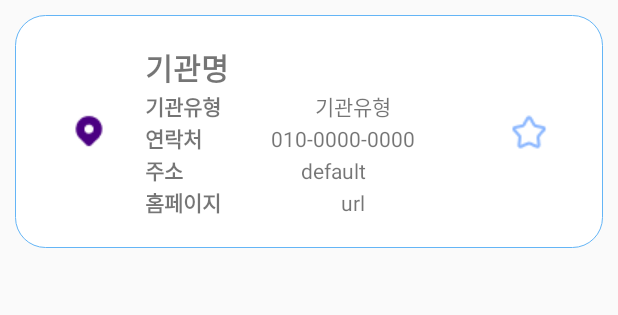
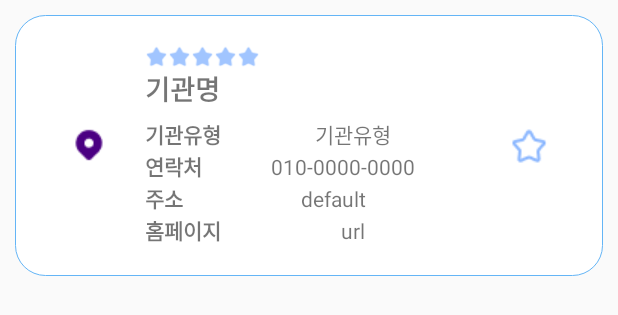
Before and after one commit to pumfit/MindCareApp, an Android app: the layout maplist_item.xml on its own in the app's theme, with its tools: preview values and no code run, on a phone screen of 412 x 824 dp. Shown: the top 315 px of the screen. Run offline under Robolectric (Android 15) with nearby library versions, the phone set to English and light mode, and no system bars.

Commit message:
맵 화면 등급추가 및 이미지 교체

```diff
--- a/app/src/main/res/layout/fragment_dashboard.xml
+++ b/app/src/main/res/layout/fragment_dashboard.xml
@@ -55,10 +55,10 @@
 
         <ImageView
             android:id="@+id/imageView"
+            android:layout_width="wrap_content"
+            android:layout_height="300dp"
             android:layout_marginTop="10dp"
-            android:layout_width="match_parent"
-            android:layout_height="269dp"
-            android:src="@drawable/map" />
+            android:src="@drawable/mapexample" />
 
         <TextView
             android:id="@+id/textView5"
--- a/app/src/main/res/layout/maplist_item.xml
+++ b/app/src/main/res/layout/maplist_item.xml
@@ -30,19 +30,71 @@
             android:layout_marginStart="8dp"
             android:orientation="vertical">
 
-            <TextView
-                android:id="@+id/textTitle"
-                android:layout_width="match_parent"
+            <LinearLayout
+                android:layout_width="wrap_content"
                 android:layout_height="wrap_content"
-                android:layout_weight="1"
-                android:textSize="20dp"
-                android:textStyle="bold"
-                android:text="기관명" />
+                android:layout_gravity="start"
+                android:layout_weight="5"
+                android:orientation="horizontal">
+
+                <ImageView
+                    android:id="@+id/imageView5"
+                    android:layout_width="15dp"
+                    android:layout_height="15dp"
+                    android:layout_weight="1"
+                    app:srcCompat="@drawable/starfilled" />
+
+                <ImageView
+                    android:id="@+id/imageView8"
+                    android:layout_width="15dp"
+                    android:layout_height="15dp"
+                    android:layout_weight="1"
+                    app:srcCompat="@drawable/starfilled" />
+
+                <ImageView
+                    android:id="@+id/imageView9"
+                    android:layout_width="15dp"
+                    android:layout_height="15dp"
+                    android:layout_weight="1"
+                    app:srcCompat="@drawable/starfilled" />
+
+                <ImageView
+                    android:id="@+id/imageView10"
+                    android:layout_width="15dp"
+                    android:layout_height="15dp"
+                    android:layout_weight="1"
+                    app:srcCompat="@drawable/starfilled" />
+
+                <ImageView
+                    android:id="@+id/imageView11"
+                    android:layout_width="15dp"
+                    android:layout_height="15dp"
+                    android:layout_weight="1"
+                    app:srcCompat="@drawable/starfilled" />
+            </LinearLayout>
 
             <LinearLayout
                 android:layout_width="match_parent"
+                android:layout_height="match_parent"
+                android:layout_weight="1"
+                android:orientation="horizontal">
+
+                <TextView
+                    android:id="@+id/textTitle"
+                    android:layout_width="wrap_content"
+                    android:layout_height="wrap_content"
+                    android:layout_weight="1"
+                    android:text="기관명"
+                    android:textSize="18dp"
+                    android:textStyle="bold" />
+
+            </LinearLayout>
+
+            <LinearLayout
+                android:layout_marginTop="6dp"
+                android:layout_width="match_parent"
                 android:layout_height="wrap_content"
-                android:layout_weight="1"
+                android:layout_weight="2"
                 android:orientation="horizontal">
 
                 <TextView
```
Also changed, not shown: app/src/main/res/drawable/locationblue.png (added), app/src/main/res/drawable/locationgreen.png (added), app/src/main/res/drawable/locationorange.png (added), app/src/main/res/drawable/mapexample.png (added).
